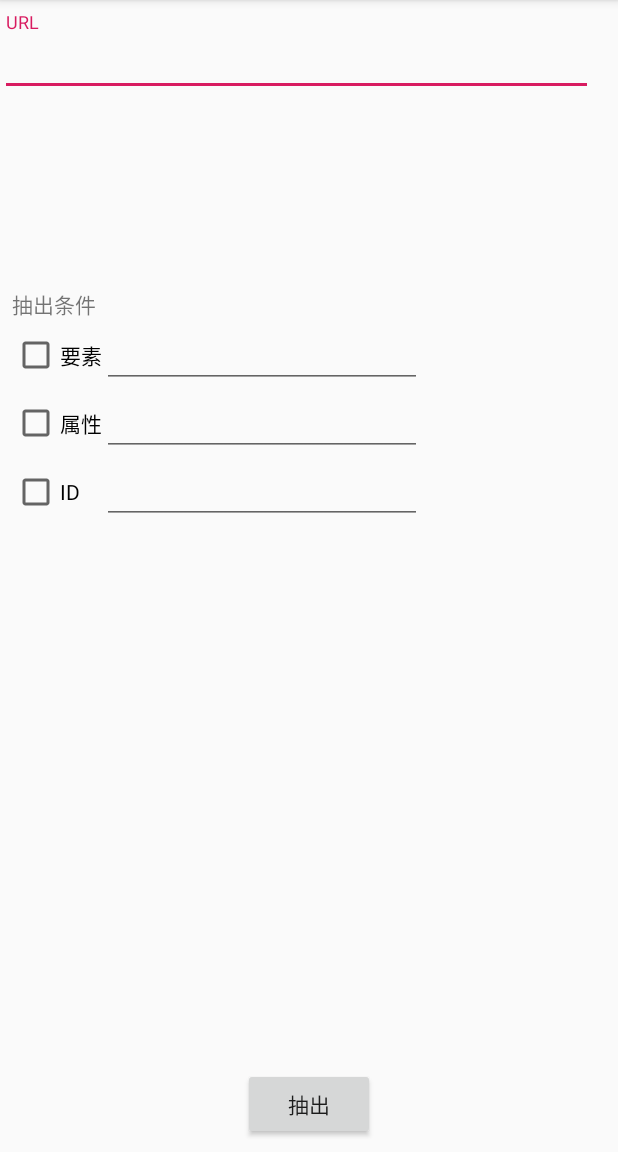
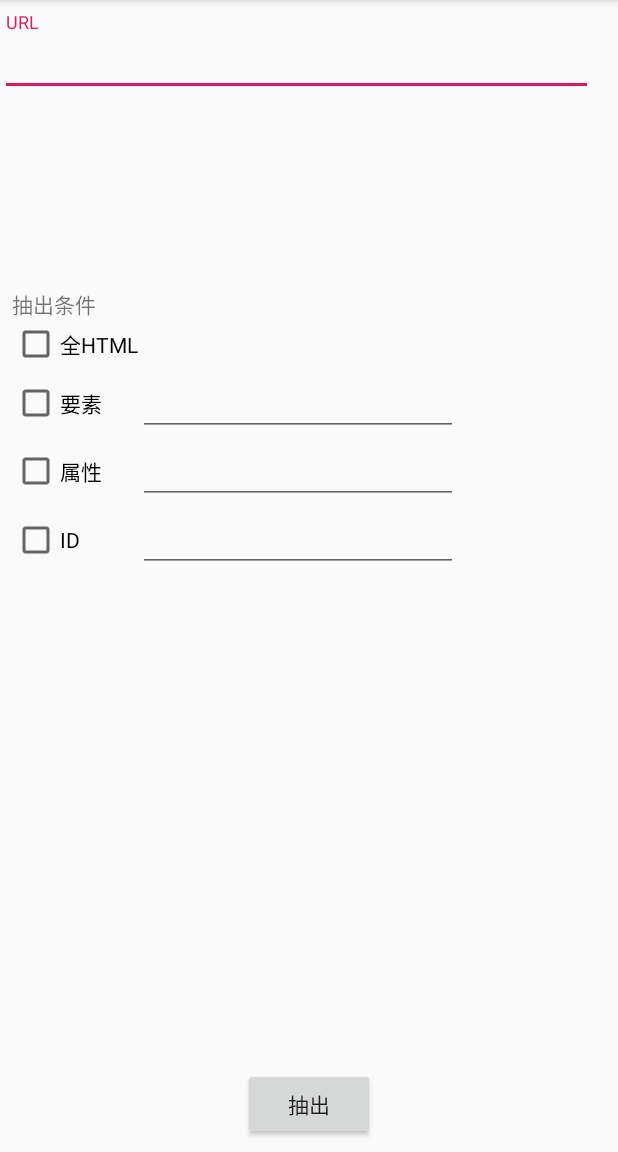
Before and after one commit to Mitsuhiro0911/ScrapingMobile, an Android app: the screen it shows after launch (MainActivity), on a phone screen of 412 x 824 dp, the part 84-1236 px from its top. Run offline under Robolectric (Android 15) with nearby library versions, the phone set to English and light mode, and no system bars; plain views replace BootstrapButton.

Commit message:
全HTML情報の出力を選択できるように変更。出力処理を実装。

```diff
--- a/app/src/main/java/com/example/scrapingmobile/Result.kt
+++ b/app/src/main/java/com/example/scrapingmobile/Result.kt
@@ -14,6 +14,12 @@ class Result : AppCompatActivity() {
         setContentView(R.layout.activity_result)
         val textView = findViewById<View>(R.id.textView) as TextView
         textView.setMovementMethod(ScrollingMovementMethod.getInstance())
+        // 全HTML情報を取得した場合
+        if (MainActivity.allHtml != null) {
+            textView.append(MainActivity.allHtml)
+        }
+        // 出力後、全HTMLデータをクリア
+        MainActivity.allHtml = null
         for (element in MainActivity.result) {
             textView.append("${element.text()}\n")
         }
--- a/app/src/main/java/com/example/scrapingmobile/Scraping.kt
+++ b/app/src/main/java/com/example/scrapingmobile/Scraping.kt
@@ -5,9 +5,9 @@ import org.jsoup.nodes.Element
 import org.jsoup.select.Elements
 
 class Scraping(val document:Document) {
-//    init {
-//        println(document.html())
-//    }
+    fun getAllHtml ():String? {
+        return document.html()
+    }
     fun getInfoByElement (element:String):Elements {
         // 要素の指定
         val elements = document.select(element)
--- a/app/src/main/res/layout/activity_main.xml
+++ b/app/src/main/res/layout/activity_main.xml
@@ -43,6 +43,14 @@
                     android:layout_width="wrap_content"
                     android:layout_height="wrap_content" android:id="@+id/textView"/>
         </TableRow>
+        <TableRow
+                android:layout_width="match_parent"
+                android:layout_height="match_parent">
+            <CheckBox
+                    android:text="全HTML"
+                    android:layout_width="wrap_content"
+                    android:layout_height="wrap_content" android:id="@+id/checkBoxAll"/>
+        </TableRow>
         <TableRow android:layout_width="match_parent" android:layout_height="match_parent">
             <CheckBox
                     android:text="要素"
```
Also changed, not shown: app/src/main/java/com/example/scrapingmobile/MainActivity.kt (+13 -0 lines).
